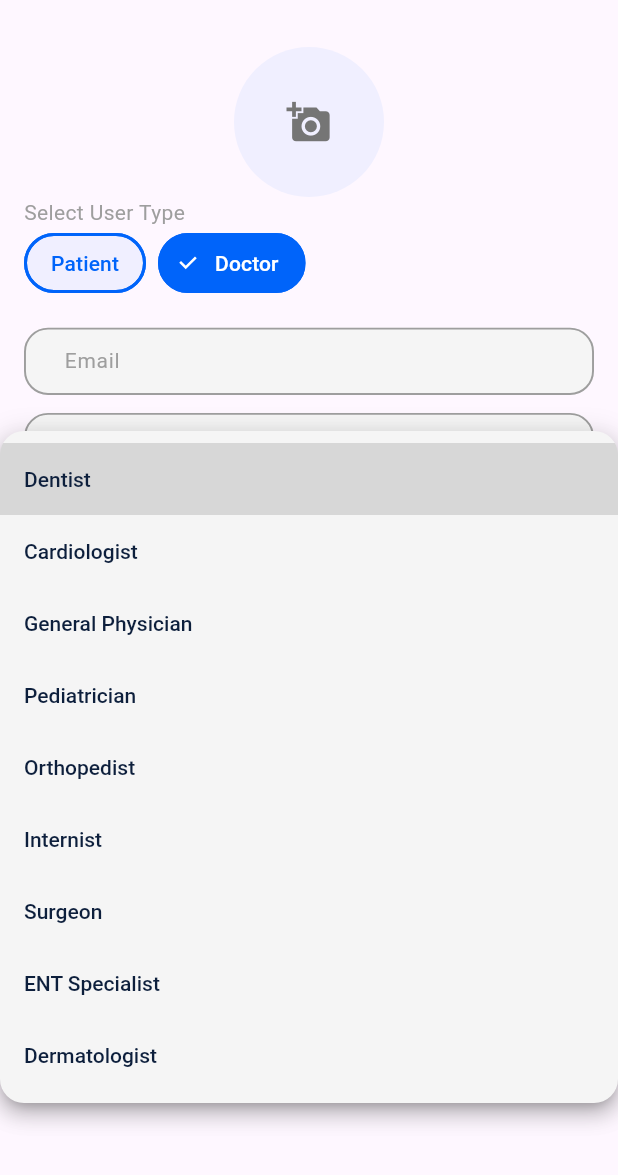
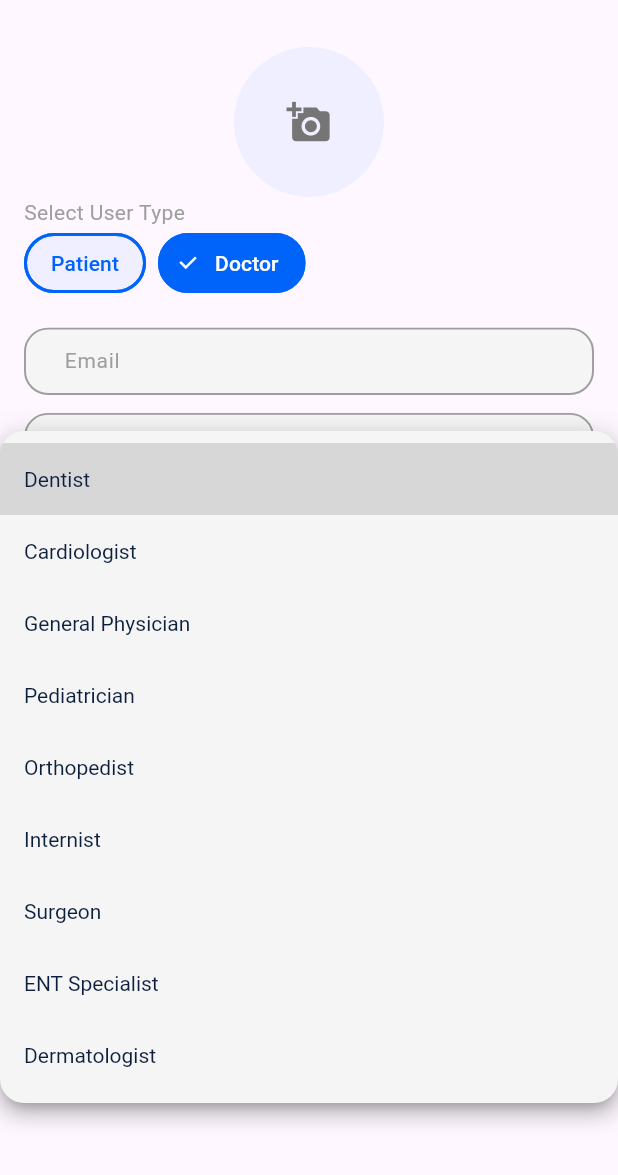
Before and after one commit to shroida/DocPoint, a Flutter app: the SignupScreen screen opened by its route, after a tap on "Doctor", after a tap on "Dentist", on a phone screen of 412 x 824 dp, the part 61-1236 px from its top. Run offline on Flutter 3.47's test engine with Material 3 defaults, Android fonts, the phone set to English and light mode, and no system bars; our stand-ins replace flutter_bloc, flutter_screenutil, get_it, go_router, image_picker, smooth_page_indicator; Roboto replaces fonts that are missing (Poppins).

Commit message:
apply in dropdown

```diff
--- a/lib/core/widgets/app_dropdown_form_field.dart
+++ b/lib/core/widgets/app_dropdown_form_field.dart
@@ -1,5 +1,6 @@
+import 'package:docpoint/core/styles/app_colors.dart';
+import 'package:docpoint/core/styles/app_styles.dart';
 import 'package:flutter/material.dart';
-import 'package:flutter_screenutil/flutter_screenutil.dart';
 
 class AppDropdownFormField<T> extends StatelessWidget {
   final EdgeInsetsGeometry? contentPadding;
@@ -33,61 +34,21 @@ class AppDropdownFormField<T> extends StatelessWidget {
   Widget build(BuildContext context) {
     return DropdownButtonFormField<T>(
       value: value,
-      decoration: InputDecoration(
-        isDense: true,
-        contentPadding: contentPadding ??
-            EdgeInsets.symmetric(horizontal: 20.w, vertical: 10.h),
-        focusedBorder: focusedBorder ??
-            OutlineInputBorder(
-              borderSide: const BorderSide(
-                color: Color(0xFF0064FA),
-                width: 1.3,
-              ),
-              borderRadius: BorderRadius.circular(16.0),
-            ),
-        enabledBorder: enabledBorder ??
-            OutlineInputBorder(
-              borderSide: const BorderSide(
-                color: Color(0xFF9E9E9E),
-                width: 1.3,
-              ),
-              borderRadius: BorderRadius.circular(16.0),
-            ),
-        errorBorder: OutlineInputBorder(
-          borderSide: const BorderSide(
-            color: Colors.red,
-            width: 1.3,
-          ),
-          borderRadius: BorderRadius.circular(16.0),
-        ),
-        focusedErrorBorder: OutlineInputBorder(
-          borderSide: const BorderSide(
-            color: Colors.red,
-            width: 1.3,
-          ),
-          borderRadius: BorderRadius.circular(16.0),
-        ),
-        hintStyle: hintStyle ??
-            const TextStyle(
-              fontSize: 14,
-              color: Color(0xFF9E9E9E),
-              fontWeight: FontWeight.normal,
-            ),
+      decoration: AppStyle.inputDecoration(
         hintText: hintText,
-        fillColor: backgroundColor ?? const Color(0xFFF5F5F5),
-        filled: true,
+        contentPadding: contentPadding,
+      ).copyWith(
+        focusedBorder: focusedBorder,
+        enabledBorder: enabledBorder,
+        hintStyle: hintStyle,
+        fillColor: backgroundColor,
       ),
       items: items,
       onChanged: onChanged,
-      style: inputTextStyle ??
-          const TextStyle(
-            fontSize: 14,
-            color: Color(0xFF0D1F3C),
-            fontWeight: FontWeight.w500,
-          ),
+      style: inputTextStyle ?? AppStyle.body2,
       validator: validator != null ? (value) => validator!(value) : null,
-      icon: const Icon(Icons.arrow_drop_down, color: Color(0xFF0D1F3C)),
-      dropdownColor: backgroundColor ?? const Color(0xFFF5F5F5),
+      icon: const Icon(Icons.arrow_drop_down, color: AppColors.textPrimary),
+      dropdownColor: backgroundColor ?? AppColors.background,
       borderRadius: BorderRadius.circular(16.0),
       isExpanded: true,
     );
```
